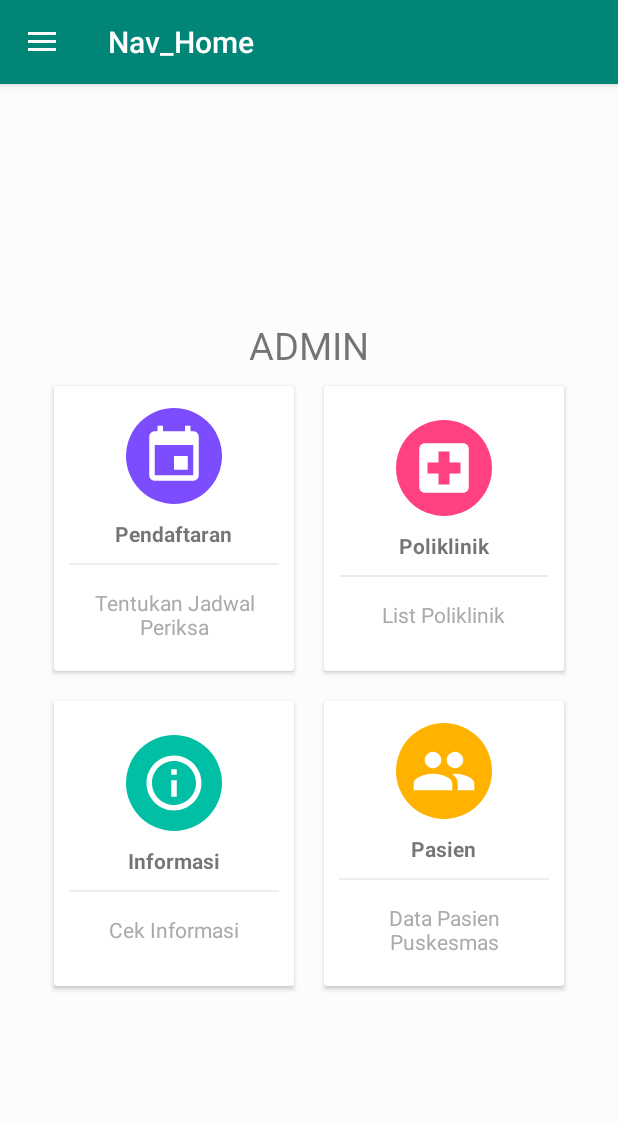
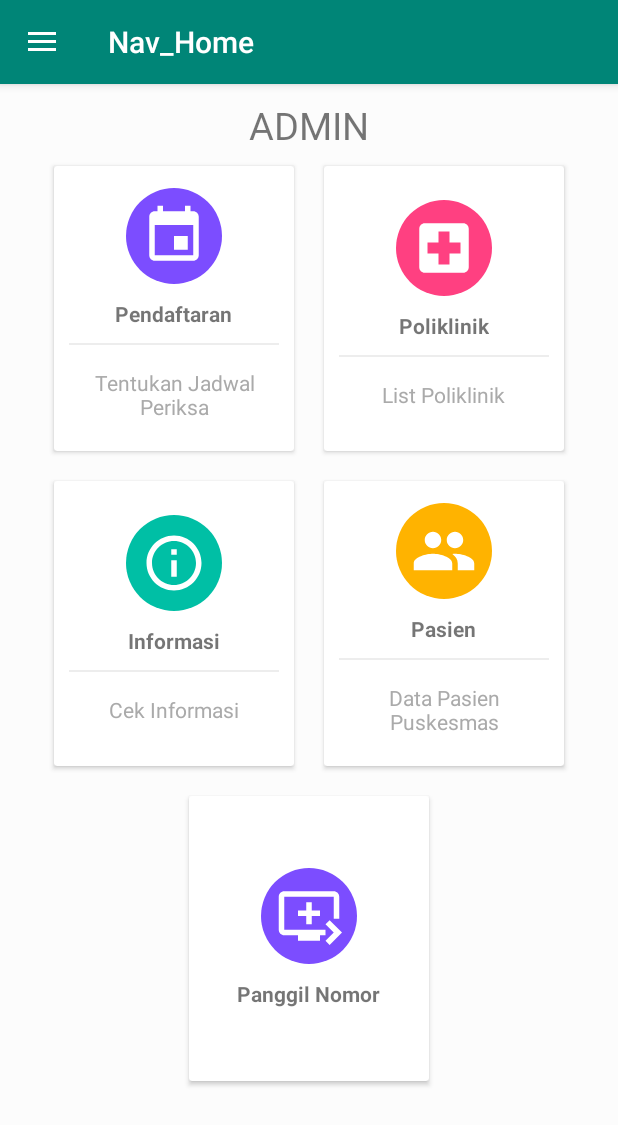
Before and after one commit to remizarezho/Tugas-Akhir-Antrian-Pasien, an Android app: the Nav_Home screen opened directly, with no data from a screen before it, on a phone screen of 412 x 824 dp. Shown: the top 1125 px of the screen. Run offline under Robolectric (Android 15) with nearby library versions, the phone set to English and light mode, and no system bars; our stand-ins replace Picasso; 6 statements that could not run were skipped.

Commit message:
Auto stash before merge of "master" and "origin/master"

```diff
--- a/Aplikasi/app/src/main/AndroidManifest.xml
+++ b/Aplikasi/app/src/main/AndroidManifest.xml
@@ -15,6 +15,8 @@
         android:supportsRtl="true"
         android:theme="@style/AppTheme">
         <activity android:name=".DetailPoli"></activity>
+        <activity android:name=".panggil_nomor"></activity>
+        <activity android:name=".profile" />
         <activity android:name=".nomor_antrian" />
         <activity android:name=".activity_informasi" />
         <activity android:name=".jadwal" />
--- a/Aplikasi/app/src/main/java/com/example/tugasakhirantrianpasien/LoginActivity.java
+++ b/Aplikasi/app/src/main/java/com/example/tugasakhirantrianpasien/LoginActivity.java
@@ -184,6 +184,8 @@ public class LoginActivity extends AppCompatActivity implements LoaderCallbacks<
                                                        tools.setSharedPreference(LoginActivity.this,"nik", document.getData().get("nik").toString());
                                                        tools.setSharedPreference(LoginActivity.this,"nama", document.getData().get("nama").toString());
                                                        tools.setSharedPreference(LoginActivity.this,"isLogin", "1");
+                                                       tools.setSharedPreference(LoginActivity.this,"email", email1);
+                                                       tools.setSharedPreference(LoginActivity.this,"foto", document.getData().get("foto").toString());
                                                        finish();
                                                        Intent intent = new Intent(LoginActivity.this, Nav_Home.class);
                                                        intent.addFlags(Intent.FLAG_ACTIVITY_CLEAR_TOP);
--- a/Aplikasi/app/src/main/java/com/example/tugasakhirantrianpasien/Nav_Home.java
+++ b/Aplikasi/app/src/main/java/com/example/tugasakhirantrianpasien/Nav_Home.java
@@ -16,12 +16,15 @@ import android.view.Menu;
 import android.view.MenuItem;
 import android.widget.TextView;
 
+import com.squareup.picasso.Picasso;
+
 public class Nav_Home extends AppCompatActivity
         implements NavigationView.OnNavigationItemSelectedListener {
 
     private CardView mDataPasien;
     private CardView mPendaftaran;
     private CardView mPoliklinik;
+    private CardView mPanggil;
     private TextView mTvLevel;
 
 
@@ -40,16 +43,24 @@ public class Nav_Home extends AppCompatActivity
 
         NavigationView navigationView = (NavigationView) findViewById(R.id.nav_view);
         navigationView.setNavigationItemSelectedListener(this);
+        View headerview = navigationView.getHeaderView(0);
+        mImgProfil = headerview.findViewById(R.id.img_profil);
+        loadImage(tools.getSharedPreferenceString(this, "foto", ""));
+
+        mNameProfil = headerview.findViewById(R.id.name_profil);
+        mNameProfil.setText(tools.getSharedPreferenceString(this, "nama", ""));
 
         mPendaftaran = findViewById(R.id.home_pendaftaran);
         mDataPasien = findViewById(R.id.home_data_pasien);
         mPoliklinik = findViewById(R.id.home_poliklinik);
         mTvLevel = findViewById(R.id.judul_level);
+        mPanggil = findViewById(R.id.panggil_nomor);
 
         if (tools.getSharedPreferenceString(this, "level", "").equals("1")) {
             navigationView.getMenu().findItem(R.id.nav_data_pasien).setVisible(false);
 
             mDataPasien.setVisibility(View.GONE);
+            mPanggil.setVisibility(View.GONE);
             mTvLevel.setText("PASIEN");
         }else {
             mTvLevel.setText("ADMIN");
@@ -58,8 +69,8 @@ public class Nav_Home extends AppCompatActivity
         mDataPasien.setOnClickListener(new View.OnClickListener() {
             @Override
             public void onClick(View v) {
-                Intent pendaftaran = new Intent(Nav_Home.this, LihatDataPasien.class);
-                startActivity(pendaftaran);
+                Intent datapasien = new Intent(Nav_Home.this, LihatDataPasien.class);
+                startActivity(datapasien);
             }
         });
 
@@ -76,6 +87,27 @@ public class Nav_Home extends AppCompatActivity
             public void onClick(View v) {
                 Intent poliklinik = new Intent(Nav_Home.this, PoliKlinik.class);
                 startActivity(poliklinik);
+            }
+        });
+        mImgProfil.setOnClickListener(new View.OnClickListener() {
+            @Override
+            public void onClick(View v) {
+                Intent imgProfil = new Intent(Nav_Home.this, profile.class);
+                startActivity(imgProfil);
+            }
+        });
+        mNameProfil.setOnClickListener(new View.OnClickListener() {
+            @Override
+            public void onClick(View v) {
+                Intent nameProfil = new Intent(Nav_Home.this, profile.class);
+                startActivity(nameProfil);
+            }
+        });
+        mPanggil.setOnClickListener(new View.OnClickListener() {
+            @Override
+            public void onClick(View v) {
+                Intent panggilan = new Intent(Nav_Home.this, panggil_nomor.class);
+                startActivity(panggilan);
             }
         });
     }
@@ -123,4 +155,21 @@ public class Nav_Home extends AppCompatActivity
         drawer.closeDrawer(GravityCompat.START);
         return true;
     }
+
+    @Override
+    protected void onResume() {
+        loadImage(tools.getSharedPreferenceString(this, "foto", ""));
+        mNameProfil.setText(tools.getSharedPreferenceString(this, "nama", ""));
+        super.onResume();
+    }
+
+    private void loadImage(String url){
+        if (!url.isEmpty()) {
+            Picasso.get()
+                    .load(url)
+                    .fit()
+                    .centerCrop()
+                    .into(mImgProfil);
+        }
+    }
 }
--- a/Aplikasi/app/src/main/java/com/example/tugasakhirantrianpasien/SignUp.java
+++ b/Aplikasi/app/src/main/java/com/example/tugasakhirantrianpasien/SignUp.java
@@ -170,7 +170,7 @@ public class SignUp extends AppCompatActivity implements View.OnClickListener {
                             alamat_pasien,
                             email,
                             password, "1",
-                            no_telpon
+                            no_telpon, ""
                     );
 
                     Log.d("", akun.toString());
--- a/Aplikasi/app/src/main/java/com/example/tugasakhirantrianpasien/tambah_data_pasien.java
+++ b/Aplikasi/app/src/main/java/com/example/tugasakhirantrianpasien/tambah_data_pasien.java
@@ -154,7 +154,7 @@ public class tambah_data_pasien extends AppCompatActivity {
                             alamat_pasien,
                             email,
                             password, "1",
-                            no_telpon
+                            no_telpon, ""
                     );
 
                     Log.d("", akun.toString());
--- /dev/null
+++ b/Aplikasi/app/src/main/res/drawable/ic_play_arrow_white_24dp.xml
@@ -0,0 +1,5 @@
+<vector android:height="24dp" android:tint="#FFFFFF"
+    android:viewportHeight="24.0" android:viewportWidth="24.0"
+    android:width="24dp" xmlns:android="http://schemas.android.com/apk/res/android">
+    <path android:fillColor="#FF000000" android:pathData="M8,5v14l11,-7z"/>
+</vector>
--- /dev/null
+++ b/Aplikasi/app/src/main/res/drawable/ic_queue_play_next_white_24dp.xml
@@ -0,0 +1,5 @@
+<vector android:height="24dp" android:tint="#FFFFFF"
+    android:viewportHeight="24.0" android:viewportWidth="24.0"
+    android:width="24dp" xmlns:android="http://schemas.android.com/apk/res/android">
+    <path android:fillColor="#FF000000" android:pathData="M21,3L3,3c-1.11,0 -2,0.89 -2,2v12c0,1.1 0.89,2 2,2h5v2h8v-2h2v-2L3,17L3,5h18v8h2L23,5c0,-1.11 -0.9,-2 -2,-2zM13,10L13,7h-2v3L8,10v2h3v3h2v-3h3v-2h-3zM24,18l-4.5,4.5L18,21l3,-3 -3,-3 1.5,-1.5L24,18z"/>
+</vector>
--- /dev/null
+++ b/Aplikasi/app/src/main/res/drawable/ic_skip_next_white_24dp.xml
@@ -0,0 +1,5 @@
+<vector android:height="24dp" android:tint="#FFFFFF"
+    android:viewportHeight="24.0" android:viewportWidth="24.0"
+    android:width="24dp" xmlns:android="http://schemas.android.com/apk/res/android">
+    <path android:fillColor="#FF000000" android:pathData="M6,18l8.5,-6L6,6v12zM16,6v12h2V6h-2z"/>
+</vector>
--- a/Aplikasi/app/src/main/res/layout/activity_panggil_nomor.xml
+++ b/Aplikasi/app/src/main/res/layout/activity_panggil_nomor.xml
@@ -84,14 +84,15 @@
                     android:layout_width="64dp"
                     android:layout_height="64dp"
                     android:background="@drawable/backgroundlingkaranhijau"
-                    android:padding="10dp">
-                </ImageView>
+                    android:padding="10dp"
+                    android:src="@drawable/ic_play_arrow_white_24dp"/>
                 <TextView
                     android:layout_width="wrap_content"
                     android:layout_height="wrap_content"
                     android:textStyle="bold"
                     android:layout_marginTop="20dp"
                     android:text="Play"/>
+
 
             </LinearLayout>
 
@@ -105,6 +106,7 @@
                     android:layout_width="64dp"
                     android:layout_height="64dp"
                     android:background="@drawable/backgroundlingkarankuning"
+                    android:src="@drawable/ic_skip_next_white_24dp"
                     android:padding="10dp" />
                 <TextView
                     android:layout_width="wrap_content"
--- a/Aplikasi/app/src/main/res/layout/content_nav__home.xml
+++ b/Aplikasi/app/src/main/res/layout/content_nav__home.xml
@@ -20,6 +20,14 @@
         android:textAlignment="center"
         android:textSize="25dp"/>
 
+    <ScrollView
+        android:layout_width="match_parent"
+        android:layout_height="match_parent">
+
+    <LinearLayout
+        android:layout_width="match_parent"
+        android:layout_height="match_parent"
+        android:orientation="vertical">
     <LinearLayout
         android:clipToPadding="false"
         android:gravity="center"
@@ -194,51 +202,43 @@
             </LinearLayout>
         </android.support.v7.widget.CardView>
 
-    <!--</LinearLayout>-->
-    <!--<LinearLayout-->
-        <!--android:clipToPadding="false"-->
-        <!--android:gravity="center"-->
-        <!--android:orientation="horizontal"-->
-        <!--android:layout_width="match_parent"-->
-        <!--android:layout_height="wrap_content">-->
-        <!--<android.support.v7.widget.CardView-->
-            <!--android:foreground="?android:attr/selectableItemBackground"-->
-            <!--android:clickable="true"-->
-            <!--android:layout_width="340dp"-->
-            <!--android:layout_height="150dp"-->
-            <!--android:layout_margin="10dp">-->
-            <!--<LinearLayout-->
+    </LinearLayout>
+    <LinearLayout
+        android:clipToPadding="false"
+        android:gravity="center"
+        android:orientation="horizontal"
+        android:layout_width="match_parent"
+        android:layout_height="wrap_content">
+        <android.support.v7.widget.CardView
+            android:id="@+id/panggil_nomor"
+            android:foreground="?android:attr/selectableItemBackground"
+            android:clickable="true"
+            android:layout_width="160dp"
+            android:layout_height="190dp"
+            android:layout_margin="10dp">
+            <LinearLayout
+                android:layout_width="match_parent"
+                android:layout_height="match_parent"
+                android:orientation="vertical"
+                android:gravity="center">
+                <ImageView
+                    android:layout_width="64dp"
+                    android:layout_height="64dp"
+                    android:background="@drawable/backgroundlingkaranungu"
+                    android:padding="10dp"
+                    android:src="@drawable/ic_queue_play_next_white_24dp"/>
+                <TextView
+                    android:layout_width="wrap_content"
+                    android:layout_height="wrap_content"
+                    android:textStyle="bold"
+                    android:layout_marginTop="10dp"
+                    android:text="Panggil Nomor"/>
 
-                <!--android:layout_width="match_parent"-->
-                <!--android:layout_height="match_parent"-->
-                <!--android:orientation="vertical"-->
-                <!--android:gravity="center">-->
-                <!--<ImageView-->
-                    <!--android:layout_width="64dp"-->
-                    <!--android:layout_height="64dp"-->
-                    <!--android:background="@drawable/backgroundlingkaranungu"-->
-                    <!--android:padding="10dp"/>-->
-                <!--<TextView-->
-                    <!--android:layout_width="wrap_content"-->
-                    <!--android:layout_height="wrap_content"-->
-                    <!--android:textStyle="bold"-->
-                    <!--android:layout_marginTop="10dp"-->
-                    <!--android:text="Add"/>-->
-                <!--<View-->
-                    <!--android:layout_width="match_parent"-->
-                    <!--android:layout_height="1dp"-->
-                    <!--android:background="@color/lightgray"-->
-                    <!--android:layout_margin="10dp"/>-->
-                <!--<TextView-->
-                    <!--android:layout_width="wrap_content"-->
-                    <!--android:layout_height="wrap_content"-->
-                    <!--android:gravity="center"-->
-                    <!--android:text="Check your bank activities"-->
-                    <!--android:padding="5dp"-->
-                    <!--android:textColor="@android:color/darker_gray"/>-->
-
-            <!--</LinearLayout>-->
-        <!--</android.support.v7.widget.CardView>-->
+            </LinearLayout>
+        </android.support.v7.widget.CardView>
 
     </LinearLayout>
+
+    </LinearLayout>
+    </ScrollView>
 </LinearLayout>
```
Also changed, not shown: Aplikasi/app/src/main/java/com/example/tugasakhirantrianpasien/model/Akun.java (+12 -1 lines), Aplikasi/app/src/main/java/com/example/tugasakhirantrianpasien/profile.java (+37 -4 lines), Aplikasi/app/src/main/res/layout/nav_header_nav__home.xml (+4 -4 lines).
